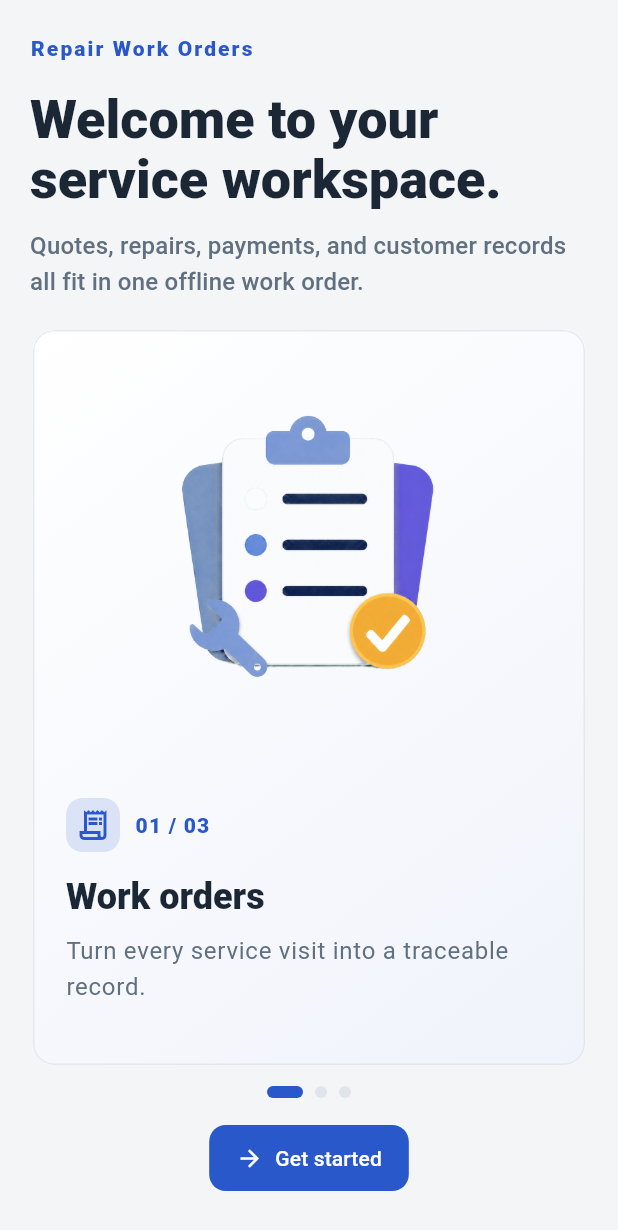
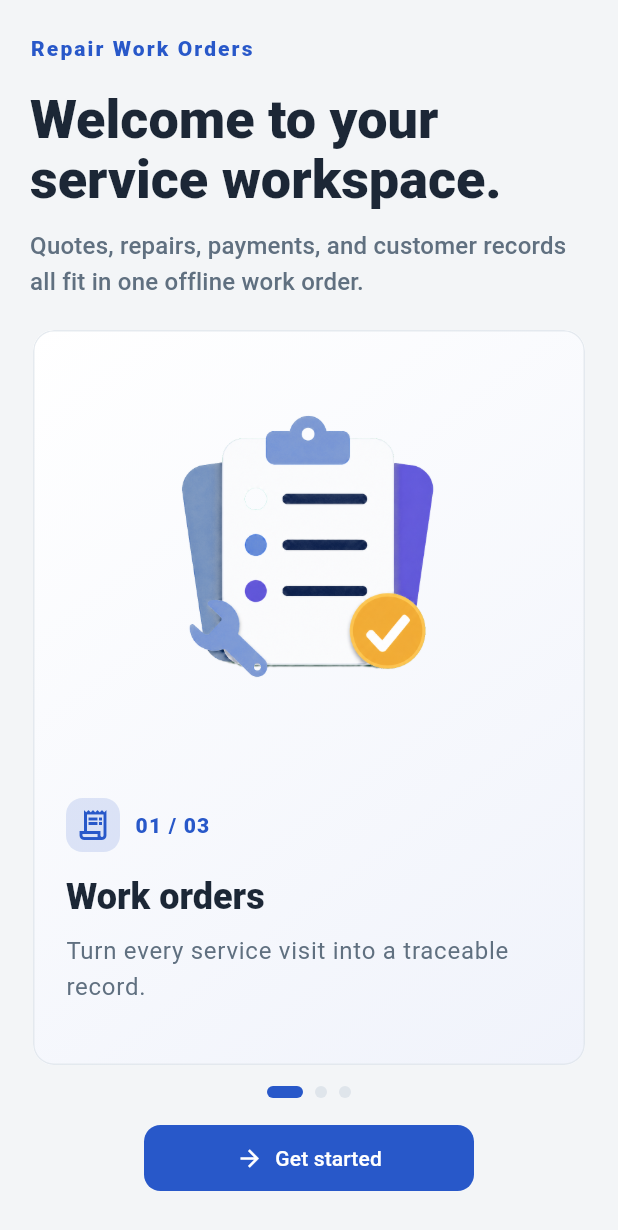
Before and after one commit to eurfef-oss/gongdan, a Flutter app: the screen it shows after launch, on a phone screen of 412 x 824 dp. Shown: the top 1230 px of the screen. Run offline on Flutter 3.47's test engine with Material 3 defaults, Android fonts, the phone set to English and light mode, and no system bars; our stand-ins replace file_picker, flutter_secure_storage, image_picker, in_app_purchase, share_plus, shared_preferences; missing offline and left inert: cryptography.

Commit message:
fix: set welcome action button widths

```diff
--- a/lib/features/work_orders/presentation/shell/work_order_shell.dart
+++ b/lib/features/work_orders/presentation/shell/work_order_shell.dart
@@ -845,7 +845,10 @@ class _WelcomePageState extends State<_WelcomePage> {
                           ),
                           if (!compact) ...[
                             const SizedBox(width: 24),
-                            _buildWelcomeStartButton(),
+                            SizedBox(
+                              width: 160,
+                              child: _buildWelcomeStartButton(),
+                            ),
                           ],
                         ],
                       ),
@@ -853,7 +856,10 @@ class _WelcomePageState extends State<_WelcomePage> {
                         SizedBox(height: short ? 8 : 16),
                         Align(
                           alignment: Alignment.center,
-                          child: _buildWelcomeStartButton(),
+                          child: SizedBox(
+                            width: 220,
+                            child: _buildWelcomeStartButton(),
+                          ),
                         ),
                       ],
                     ],
```
